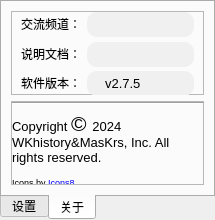
Above: UI/SettingsUI.ui from maskrs/DBD_AFK_TOOL-Pro before the change. Below: the same form after it.
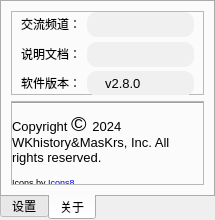
That is the form after the change. The open tabs and pages were chosen to show the change. Icons and pictures are not drawn.

Commit message: 2.8.0 正式版

Patch:
```diff
--- a/UI/SettingsUI.ui
+++ b/UI/SettingsUI.ui
@@ -437,7 +437,7 @@
 }</string>
             </property>
             <property name="text">
-             <string>     v2.7.5</string>
+             <string>     v2.8.0</string>
             </property>
            </widget>
           </item>
```
The commit also changes 2 other files.
